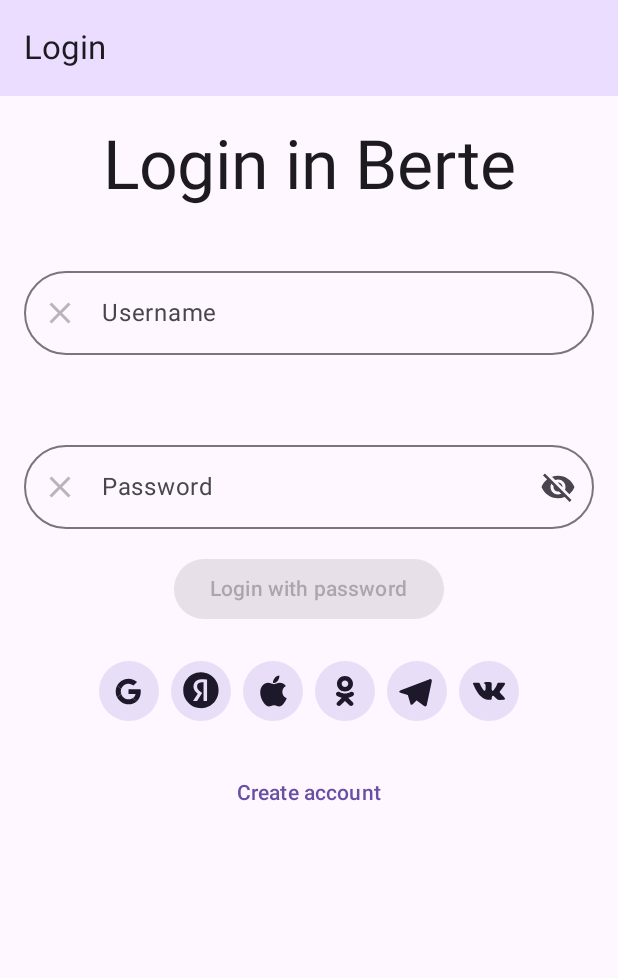
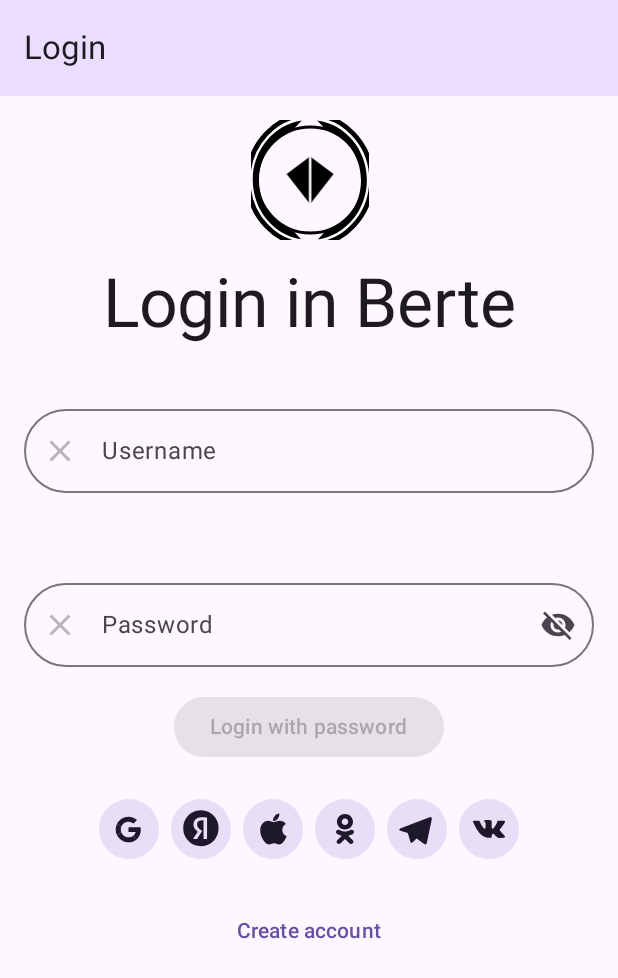
Before and after one commit to AlexOmarov/berte, an Android app built with Jetpack Compose: the screen it shows after launch (MainActivity), on a phone screen of 412 x 824 dp. Shown: the top 978 px of the screen. Run offline under Robolectric (Android 15) with nearby library versions, the phone set to English and light mode, and no system bars; our stand-ins replace Compose Multiplatform resources; 2 statements that could not run were skipped.

Commit message:
add berte vector logo

```diff
--- /dev/null
+++ b/composeApp/src/commonMain/composeResources/drawable/berte.xml
@@ -0,0 +1,36 @@
+<vector xmlns:android="http://schemas.android.com/apk/res/android"
+    android:width="199.14dp"
+    android:height="204dp"
+    android:viewportWidth="199.14"
+    android:viewportHeight="204">
+  <path
+      android:pathData="M101,102m-90,0a90,90 0,1 1,180 0a90,90 0,1 1,-180 0"
+      android:strokeWidth="5"
+      android:fillColor="#00000000"
+      android:strokeColor="#000000"
+      android:fillType="evenOdd"/>
+  <path
+      android:pathData="M112.58,0.85C160.21,7.34 197,50.15 197,102C197,153.45 160.77,196.01 113.68,202.99L125,191L123.74,191C160.25,180.11 187,144.71 187,102.73C187,60.14 159.47,24.33 122.15,14L125,14L112.58,0.85ZM86.26,1.02L74,14L77.85,14C40.53,24.33 13,60.14 13,102.73C13,144.71 39.75,180.11 76.26,191L74,191L85.15,202.81C38.63,195.3 3,153.02 3,102C3,50.57 39.2,8.03 86.26,1.02Z"
+      android:strokeWidth="1"
+      android:fillColor="#000000"
+      android:fillType="evenOdd"
+      android:strokeColor="#00000000"/>
+  <path
+      android:pathData="M-5,101.71a105,110.71 0,1 0,210 0a105,110.71 0,1 0,-210 0z"
+      android:strokeWidth="8"
+      android:fillColor="#00000000"
+      android:strokeColor="#000000"
+      android:fillType="evenOdd"/>
+  <path
+      android:pathData="M140.5,91.8l-38,48.7l-0,-77z"
+      android:strokeWidth="1"
+      android:fillColor="#000000"
+      android:strokeColor="#979797"
+      android:fillType="evenOdd"/>
+  <path
+      android:pathData="M60.5,91.8l38,48.7l0,-77z"
+      android:strokeWidth="1"
+      android:fillColor="#000000"
+      android:strokeColor="#979797"
+      android:fillType="evenOdd"/>
+</vector>
--- a/composeApp/src/commonMain/kotlin/ru/somarov/berte/ui/screen/LoginScreen.kt
+++ b/composeApp/src/commonMain/kotlin/ru/somarov/berte/ui/screen/LoginScreen.kt
@@ -1,5 +1,6 @@
 package ru.somarov.berte.ui.screen
 
+import androidx.compose.foundation.Image
 import androidx.compose.foundation.layout.Arrangement
 import androidx.compose.foundation.layout.Box
 import androidx.compose.foundation.layout.Column
@@ -9,6 +10,7 @@ import androidx.compose.foundation.layout.fillMaxSize
 import androidx.compose.foundation.layout.fillMaxWidth
 import androidx.compose.foundation.layout.height
 import androidx.compose.foundation.layout.padding
+import androidx.compose.foundation.layout.size
 import androidx.compose.foundation.layout.width
 import androidx.compose.foundation.rememberScrollState
 import androidx.compose.foundation.text.KeyboardOptions
@@ -41,6 +43,7 @@ import androidx.lifecycle.viewModelScope
 import androidx.lifecycle.viewmodel.compose.viewModel
 import androidx.navigation.NavHostController
 import kotlinx.coroutines.launch
+import org.jetbrains.compose.resources.painterResource
 import ru.somarov.berte.UIScreen
 import ru.somarov.berte.application.viewmodel.AppViewModel
 import ru.somarov.berte.application.viewmodel.LoginScreenViewModel
@@ -52,6 +55,8 @@ import ru.somarov.berte.ui.WaitBox
 import ru.somarov.berte.ui.component.LoginWithProviders
 import ru.somarov.berte.ui.rememberOrientation
 import ru.somarov.berte.ui.rememberPlatform
+import ru.somarov.library.resources.Res
+import ru.somarov.library.resources.berte
 
 @Composable
 @Suppress("CyclomaticComplexMethod") // refactor
@@ -178,7 +183,7 @@ private fun LoginScreenContentPortrait(
     var username by remember { mutableStateOf("") }
     var password by remember { mutableStateOf("") }
     Column(modifier.fillMaxSize(), horizontalAlignment = Alignment.CenterHorizontally) {
-        Spacer(Modifier.height(20.dp))
+        Image(painter = painterResource(Res.drawable.berte), contentDescription = "berte", modifier = Modifier.padding(16.dp).size(80.dp))
         Text("Login in Berte", style = MaterialTheme.typography.displayMedium)
         Spacer(Modifier.height(20.dp))
         UsernameOutlinedText(username, Modifier.padding(16.dp).fillMaxWidth()) {
```
